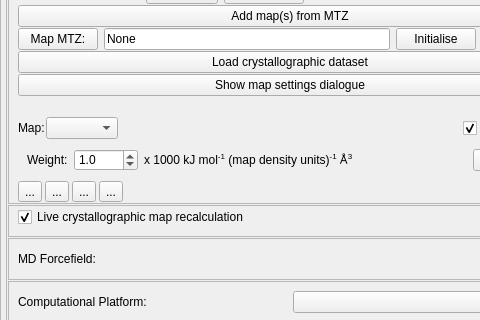
The window that isolde/src/ui/IsoldeFrame.ui (tristanic/isolde) describes before a commit, drawn with Qt 5; both pictures show x 0 to 480 and y 273 to 593 of the 580 by 830 pixel window.
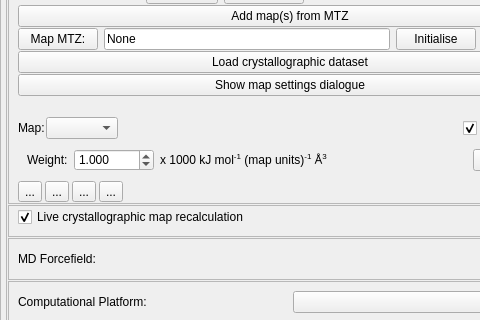
The same window after the commit. Icons and pictures are not drawn.

Commit message: Map Weighting spinbox always shows at least 2 significant figures.

```diff
--- a/isolde/src/ui/IsoldeFrame.ui
+++ b/isolde/src/ui/IsoldeFrame.ui
@@ -363,9 +363,9 @@
                 <property name="geometry">
                  <rect>
                   <x>0</x>
-                  <y>-230</y>
+                  <y>-54</y>
                   <width>542</width>
-                  <height>653</height>
+                  <height>658</height>
                  </rect>
                 </property>
                 <layout class="QVBoxLayout" name="verticalLayout_8" stretch="0,0,0,0,0,0">
@@ -768,11 +768,20 @@
                           </item>
                           <item>
                            <widget class="QDoubleSpinBox" name="_sim_basic_xtal_map_weight_spin_box">
+                            <property name="maximumSize">
+                             <size>
+                              <width>80</width>
+                              <height>16777215</height>
+                             </size>
+                            </property>
                             <property name="decimals">
-                             <number>1</number>
+                             <number>3</number>
                             </property>
                             <property name="maximum">
-                             <double>1000.000000000000000</double>
+                             <double>10000.000000000000000</double>
+                            </property>
+                            <property name="singleStep">
+                             <double>0.100000000000000</double>
                             </property>
                             <property name="value">
                              <double>1.000000000000000</double>
@@ -782,7 +791,7 @@
                           <item>
                            <widget class="QLabel" name="label_9">
                             <property name="text">
-                             <string>&lt;html&gt;&lt;head/&gt;&lt;body&gt;&lt;p&gt;x 1000 kJ mol&lt;span style=&quot; vertical-align:super;&quot;&gt;-1&lt;/span&gt; (map density units)&lt;span style=&quot; vertical-align:super;&quot;&gt;-1&lt;/span&gt; Å&lt;span style=&quot; vertical-align:super;&quot;&gt;3&lt;/span&gt;&lt;/p&gt;&lt;/body&gt;&lt;/html&gt;</string>
+                             <string>&lt;html&gt;&lt;head/&gt;&lt;body&gt;&lt;p&gt;x 1000 kJ mol&lt;span style=&quot; vertical-align:super;&quot;&gt;-1&lt;/span&gt; (map units)&lt;span style=&quot; vertical-align:super;&quot;&gt;-1&lt;/span&gt; Å&lt;span style=&quot; vertical-align:super;&quot;&gt;3&lt;/span&gt;&lt;/p&gt;&lt;/body&gt;&lt;/html&gt;</string>
                             </property>
                             <property name="textFormat">
                              <enum>Qt::RichText</enum>
```
The commit also changes 1 other file.
